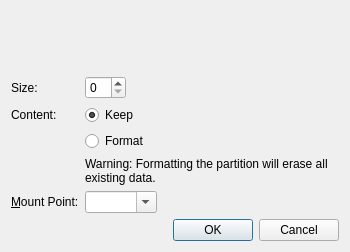
Old version of the form src/modules/partition/gui/EditExistingPartitionDialog.ui in the repository tanglu-org/calamares.
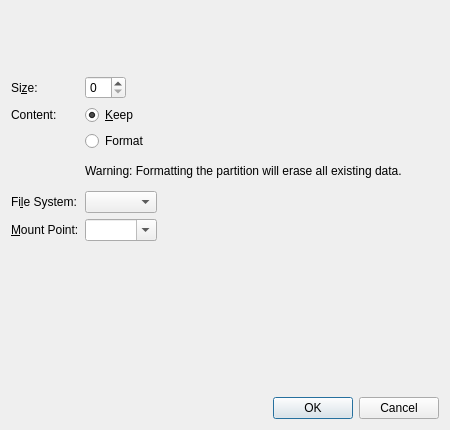
New version of the form. Custom widgets are drawn as their Qt base class.

Diff of the .ui file:
```diff
--- a/src/modules/partition/gui/EditExistingPartitionDialog.ui
+++ b/src/modules/partition/gui/EditExistingPartitionDialog.ui
@@ -6,8 +6,8 @@
    <rect>
     <x>0</x>
     <y>0</y>
-    <width>350</width>
-    <height>236</height>
+    <width>450</width>
+    <height>430</height>
    </rect>
   </property>
   <property name="sizePolicy">
@@ -57,7 +57,7 @@
      <item row="2" column="1">
       <widget class="QRadioButton" name="keepRadioButton">
        <property name="text">
-        <string>Keep</string>
+        <string>&amp;Keep</string>
        </property>
        <property name="checked">
         <bool>true</bool>
@@ -79,6 +79,12 @@
          <verstretch>0</verstretch>
         </sizepolicy>
        </property>
+       <property name="minimumSize">
+        <size>
+         <width>300</width>
+         <height>0</height>
+        </size>
+       </property>
        <property name="text">
         <string>Warning: Formatting the partition will erase all existing data.</string>
        </property>
@@ -87,7 +93,7 @@
        </property>
       </widget>
      </item>
-     <item row="5" column="0">
+     <item row="6" column="0">
       <widget class="QLabel" name="mountPointLabel">
        <property name="text">
         <string>&amp;Mount Point:</string>
@@ -97,7 +103,7 @@
        </property>
       </widget>
      </item>
-     <item row="5" column="1">
+     <item row="6" column="1">
       <widget class="QComboBox" name="mountPointComboBox">
        <property name="editable">
         <bool>true</bool>
@@ -110,7 +116,7 @@
      <item row="1" column="0">
       <widget class="QLabel" name="label">
        <property name="text">
-        <string>Size:</string>
+        <string>Si&amp;ze:</string>
        </property>
        <property name="buddy">
         <cstring>sizeSpinBox</cstring>
@@ -120,6 +126,19 @@
      <item row="1" column="1">
       <widget class="QSpinBox" name="sizeSpinBox"/>
      </item>
+     <item row="5" column="0">
+      <widget class="QLabel" name="fileSystemLabel">
+       <property name="text">
+        <string>Fi&amp;le System:</string>
+       </property>
+       <property name="buddy">
+        <cstring>fileSystemComboBox</cstring>
+       </property>
+      </widget>
+     </item>
+     <item row="5" column="1">
+      <widget class="QComboBox" name="fileSystemComboBox"/>
+     </item>
     </layout>
    </item>
    <item>
```
Left out of the diff: 2 changed lines with no effect on the pictures.
